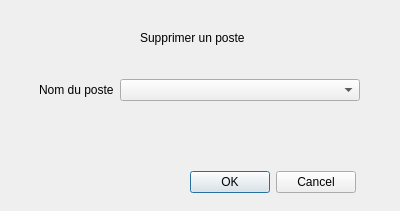
Before: the Qt Designer form ui/removepostdialog.ui in eliphanio/Gestion-d-employer-et-de-paie, drawn with Qt 5.
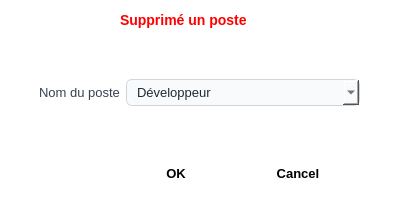
After: the same form once the commit is applied.

Commit message: design dialog

```diff
--- a/ui/removepostdialog.ui
+++ b/ui/removepostdialog.ui
@@ -11,7 +11,43 @@
    </rect>
   </property>
   <property name="windowTitle">
-   <string>Dialog</string>
+   <string>Supprimé</string>
+  </property>
+  <property name="styleSheet">
+   <string notr="true">QDialog {
+    background-color: #FFFFFF;
+}
+
+QLineEdit, QComboBox {
+    border: 1px solid #D1D5DB;
+    background-color: #F9FAFB;
+    border-radius: 6px;
+    padding: 4px 10px;
+    color: #1F2937;
+    font-size: 13px;
+    selection-background-color: #2563EB;
+}
+
+QLineEdit:hover, QComboBox:hover {
+    border: 1px solid #94A3B8;
+}
+
+QLineEdit:focus, QComboBox:focus {
+    border: 1px solid #2563EB;
+    background-color: #FFFFFF;
+}
+
+QLineEdit:disabled, QComboBox:disabled {
+    background-color: #F3F4F6;
+    color: #9CA3AF;
+    border: 1px solid #E5E7EB;
+}
+
+QLabel {
+    color: #374151;
+    font-size: 13px;
+    background-color: transparent;
+}</string>
   </property>
   <widget class="QWidget" name="formLayoutWidget">
    <property name="geometry">
@@ -31,36 +67,88 @@
      </widget>
     </item>
     <item row="0" column="1">
-     <widget class="QComboBox" name="nomDuPosteComboBox"/>
+     <widget class="QComboBox" name="nomDuPosteComboBox">
+      <property name="placeholderText">
+       <string>Développeur</string>
+      </property>
+     </widget>
     </item>
    </layout>
   </widget>
-  <widget class="QLabel" name="label">
-   <property name="geometry">
-    <rect>
-     <x>140</x>
-     <y>30</y>
-     <width>131</width>
-     <height>16</height>
-    </rect>
-   </property>
-   <property name="text">
-    <string>Supprimer un poste</string>
-   </property>
-  </widget>
   <widget class="QDialogButtonBox" name="buttonBox">
    <property name="geometry">
     <rect>
-     <x>190</x>
-     <y>170</y>
-     <width>166</width>
-     <height>24</height>
+     <x>95</x>
+     <y>153</y>
+     <width>261</width>
+     <height>41</height>
     </rect>
    </property>
+   <property name="styleSheet">
+    <string notr="true">QDialogButtonBox {
+    background-color: transparent;
+    border: none;
+    padding: 10px 0px;
+}
+
+QDialogButtonBox QPushButton {
+    min-width: 100px;
+    min-height: 20px;
+    padding: 4px 8px;
+    border-radius: 6px;
+    font-size: 13px;
+    font-weight: 600;
+    border: none;
+}
+
+/* Bouton OK */
+QDialogButtonBox QPushButton[text=&quot;OK&quot;] {
+	background-color: rgb(255, 0, 0);
+    color: white;
+}
+
+QDialogButtonBox QPushButton[text=&quot;OK&quot;]:hover {
+    
+	background-color: rgb(198, 0, 0);
+}
+
+
+/* Bouton Annuler */
+QDialogButtonBox QPushButton[text=&quot;Cancel&quot;] {
+    background-color: #E5E7EB;
+    color: #374151;
+}
+
+QDialogButtonBox QPushButton[text=&quot;Cancel&quot;]:hover {
+    background-color: #D1D5DB;
+}
+
+QDialogButtonBox QPushButton:pressed {
+    padding-top: 10px;
+}</string>
+   </property>
    <property name="standardButtons">
     <set>QDialogButtonBox::StandardButton::Cancel|QDialogButtonBox::StandardButton::Ok</set>
    </property>
   </widget>
+  <widget class="QLabel" name="label_2">
+   <property name="geometry">
+    <rect>
+     <x>120</x>
+     <y>10</y>
+     <width>211</width>
+     <height>20</height>
+    </rect>
+   </property>
+   <property name="styleSheet">
+    <string notr="true">color: red;
+font-weight: bold;
+font-size: 14px;</string>
+   </property>
+   <property name="text">
+    <string>Supprimé un poste</string>
+   </property>
+  </widget>
  </widget>
  <resources/>
  <connections/>
```
The commit also changes 6 other files.
